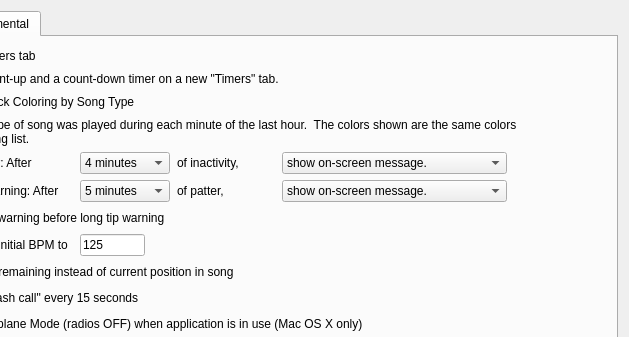
Old version of the form SquareDesk-DEV/test123/preferencesdialog.ui in the repository mpogue2/SquareDesk; both pictures show x 188 to 817 and y 0 to 337 of the 817 by 561 pixel window.
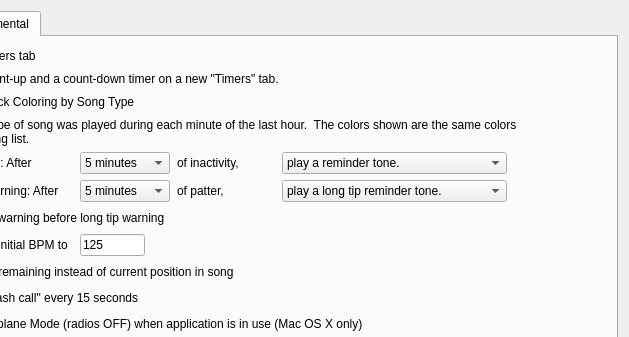
New version of the form. The open tabs and pages were chosen to show the change.

Commit message:
#205: long tip and break timers now allow selection of soundFX
In the spirit of tight integration between all the pieces, the long tip and break timers now can play sound FX when they expire.  At the recent Caller's Workshop, people enjoyed having a sound that told them when it was time to wrap up their slot, and it saved me from having to dance and watch the stopwatch at the same time.  This feature will allow the use of additional fun sounds!

```diff
--- a/SquareDesk-DEV/test123/preferencesdialog.ui
+++ b/SquareDesk-DEV/test123/preferencesdialog.ui
@@ -655,7 +655,7 @@
            </property>
            <item>
             <property name="text">
-             <string>show on-screen message.</string>
+             <string>play a long tip reminder tone.</string>
             </property>
            </item>
            <item>
@@ -797,11 +797,6 @@
              <height>16777215</height>
             </size>
            </property>
-           <item>
-            <property name="text">
-             <string>show on-screen message.</string>
-            </property>
-           </item>
            <item>
             <property name="text">
              <string>play a reminder tone.</string>
@@ -928,6 +923,9 @@
              <verstretch>0</verstretch>
             </sizepolicy>
            </property>
+           <property name="currentIndex">
+            <number>1</number>
+           </property>
            <item>
             <property name="text">
              <string>4 minutes</string>
```
Left out of the diff: 66 changed lines with no effect on the pictures. The commit also changes 5 other files.
